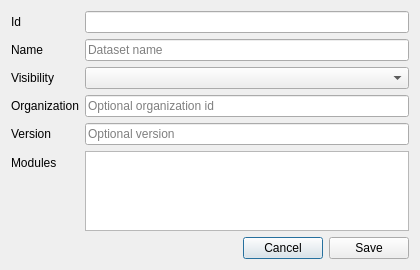
This is planscape/resources/ui/dataset_dialog.ui in OurPlanscape/qgis-planscape-plugin as Qt 5 draws it before an edit. The edited form follows.
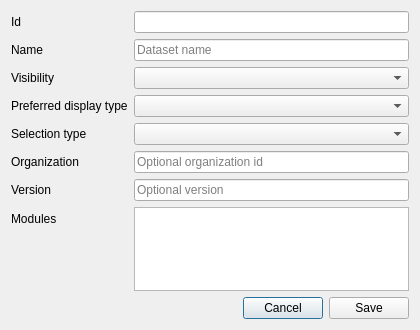
This is the edited form.

Commit message: adds more dataset fields'

What changed in the file:
```diff
--- a/planscape/resources/ui/dataset_dialog.ui
+++ b/planscape/resources/ui/dataset_dialog.ui
@@ -7,7 +7,7 @@
     <x>0</x>
     <y>0</y>
     <width>420</width>
-     <height>270</height>
+     <height>330</height>
    </rect>
   </property>
   <property name="windowTitle">
@@ -55,41 +55,61 @@
        <widget class="QComboBox" name="visibility_combo"/>
       </item>
       <item row="3" column="0">
+        <widget class="QLabel" name="preferred_display_type_label">
+         <property name="text">
+          <string>Preferred display type</string>
+         </property>
+        </widget>
+       </item>
+       <item row="3" column="1">
+        <widget class="QComboBox" name="preferred_display_type_combo"/>
+       </item>
+       <item row="4" column="0">
+        <widget class="QLabel" name="selection_type_label">
+         <property name="text">
+          <string>Selection type</string>
+         </property>
+        </widget>
+       </item>
+       <item row="4" column="1">
+        <widget class="QComboBox" name="selection_type_combo"/>
+       </item>
+       <item row="5" column="0">
        <widget class="QLabel" name="organization_label">
         <property name="text">
          <string>Organization</string>
         </property>
        </widget>
       </item>
-      <item row="3" column="1">
+       <item row="5" column="1">
        <widget class="QLineEdit" name="organization_input">
         <property name="placeholderText">
          <string>Optional organization id</string>
         </property>
        </widget>
       </item>
-      <item row="4" column="0">
+       <item row="6" column="0">
        <widget class="QLabel" name="version_label">
         <property name="text">
          <string>Version</string>
         </property>
        </widget>
       </item>
-      <item row="4" column="1">
+       <item row="6" column="1">
        <widget class="QLineEdit" name="version_input">
         <property name="placeholderText">
          <string>Optional version</string>
         </property>
        </widget>
       </item>
-      <item row="5" column="0">
+       <item row="7" column="0">
        <widget class="QLabel" name="modules_label">
         <property name="text">
          <string>Modules</string>
         </property>
        </widget>
       </item>
-       <item row="5" column="1">
+        <item row="7" column="1">
         <widget class="QListWidget" name="modules_input"/>
        </item>
      </layout>
```
Lines whose indentation alone changed are shown as unchanged. The commit also changes 11 other files.
